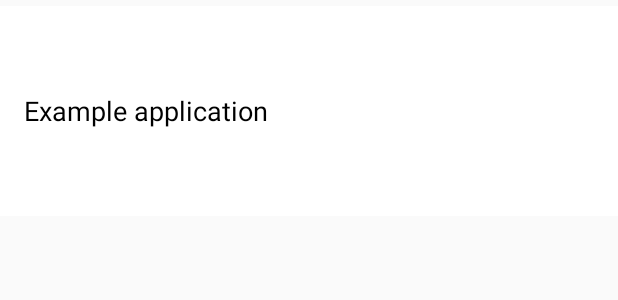
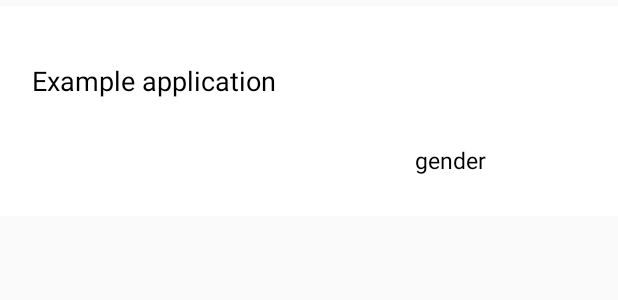
Before and after one commit to Lulb8/MyMovies, an Android app: the layout row_movie.xml on its own in the app's theme, with its tools: preview values and no code run, on a phone screen of 412 x 824 dp. Shown: the top 300 px of the screen. Run offline under Robolectric (Android 15) with nearby library versions, the phone set to English and light mode, and no system bars.

Commit message:
Change colors, add txtFooter

```diff
--- a/app/src/main/java/android/lucie/mymovies/MovieAdapter.java
+++ b/app/src/main/java/android/lucie/mymovies/MovieAdapter.java
@@ -25,18 +25,13 @@ public class MovieAdapter extends RecyclerView.Adapter<MovieAdapter.CelluleJava>
 
     public class CelluleJava extends RecyclerView.ViewHolder {
         public TextView txtHeader;
-        //public View layout;
+        public TextView txtFooter;
 
         public CelluleJava(View view) {
             super(view);
-            //layout = view;
             txtHeader = (TextView) view.findViewById(R.id.title);
+            txtFooter = (TextView) view.findViewById(R.id.gender);
         }
-    }
-
-    public void remove(int position) {
-        listValues.remove(position);
-        notifyItemRemoved(position);
     }
 
     public MovieAdapter(List<Movie> listValues, OnItemClickListener listener, Context context) {
@@ -47,10 +42,8 @@ public class MovieAdapter extends RecyclerView.Adapter<MovieAdapter.CelluleJava>
 
     @Override
     public CelluleJava onCreateViewHolder(ViewGroup parent, int viewType) {
-        // create a new view
         LayoutInflater inflater = LayoutInflater.from(parent.getContext());
         View v = inflater.inflate(R.layout.row_movie, parent, false);
-        // set the view's size, margins, paddings and layout parameters
         CelluleJava vh = new CelluleJava(v);
         return vh;
     }
@@ -59,21 +52,19 @@ public class MovieAdapter extends RecyclerView.Adapter<MovieAdapter.CelluleJava>
     public void onBindViewHolder(CelluleJava holder, final int position) {
         final Movie movie = listValues.get(position);
         final String name = listValues.get(position).getName();
+        final String gender = listValues.get(position).getGender();
 
         holder.txtHeader.setText(name);
+        holder.txtFooter.setText(gender);
 
-        //TODO afficher le detail
         holder.itemView.setOnClickListener(new View.OnClickListener() {
             @Override
             public void onClick(View view) {
-                //remove(position);
                 listener.onItemClick(movie);
             }
         });
     }
 
-
-    // Return the size of your dataset (invoked by the layout manager)
     @Override
     public int getItemCount() {
         return listValues.size();
--- a/app/src/main/java/android/lucie/mymovies/model/Movie.java
+++ b/app/src/main/java/android/lucie/mymovies/model/Movie.java
@@ -28,4 +28,5 @@ public class Movie {
     public void setUrl(String url) {
         this.url = url;
     }
+
 }
--- a/app/src/main/res/layout/row_movie.xml
+++ b/app/src/main/res/layout/row_movie.xml
@@ -1,5 +1,6 @@
 <RelativeLayout
     xmlns:android="http://schemas.android.com/apk/res/android"
+    xmlns:tools="http://schemas.android.com/tools"
     android:layout_width="fill_parent"
     android:layout_height="140dp"
     android:padding="6dip"
@@ -8,23 +9,36 @@
 
     <TextView
         android:id="@+id/title"
-        android:layout_width="361dp"
-        android:layout_height="103dp"
+        android:layout_width="350dp"
+        android:layout_height="74dp"
         android:layout_alignWithParentIfMissing="true"
         android:layout_alignParentStart="true"
         android:layout_alignParentTop="true"
         android:layout_alignParentEnd="true"
         android:layout_alignParentRight="true"
         android:layout_alignParentBottom="true"
-        android:layout_marginStart="10dp"
-        android:layout_marginLeft="10dp"
+        android:layout_marginStart="15dp"
+        android:layout_marginLeft="15dp"
         android:layout_marginTop="10dp"
-        android:layout_marginEnd="10dp"
-        android:layout_marginRight="10dp"
-        android:layout_marginBottom="10dp"
+        android:layout_marginEnd="45dp"
+        android:layout_marginRight="45dp"
+        android:layout_marginBottom="50dp"
         android:gravity="center_vertical"
         android:text="Example application"
         android:textColor="@color/colorAccent"
         android:textSize="18sp" />
 
+    <TextView
+        android:id="@+id/gender"
+        android:layout_width="119dp"
+        android:layout_height="32dp"
+        android:layout_alignParentEnd="true"
+        android:layout_alignParentBottom="true"
+        android:layout_marginStart="2dp"
+        android:layout_marginEnd="10dp"
+        android:layout_marginBottom="10dp"
+        android:text="@string/gender"
+        android:textColor="@color/colorAccent"
+        android:textSize="15sp" />
+
 </RelativeLayout>
```
